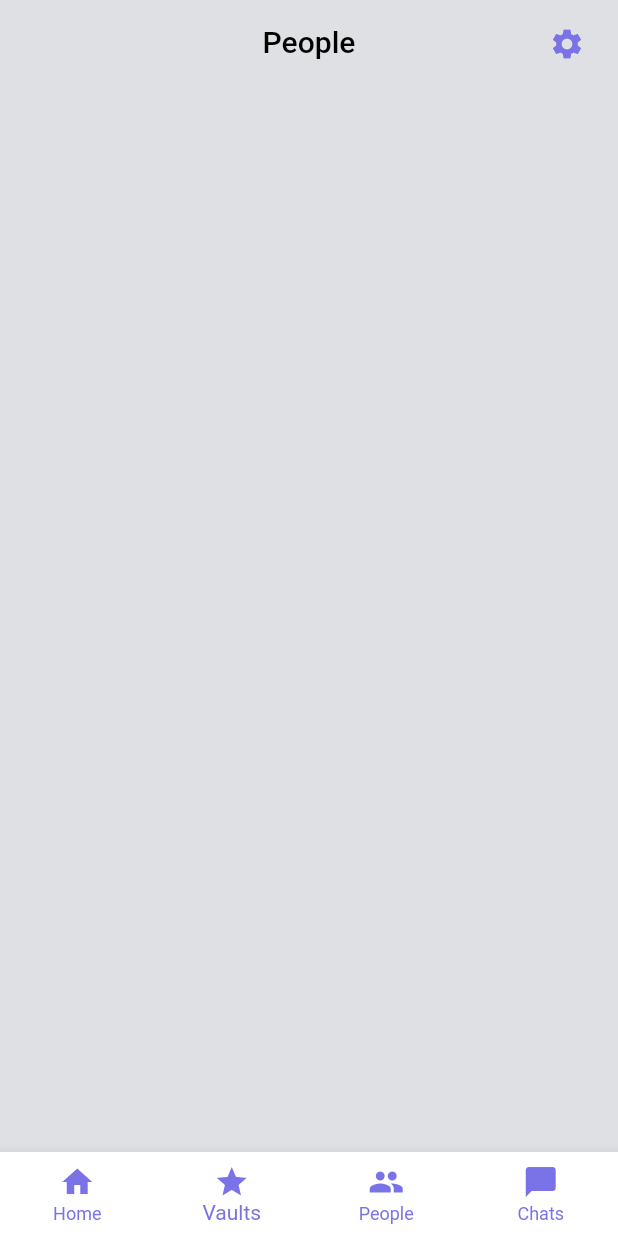
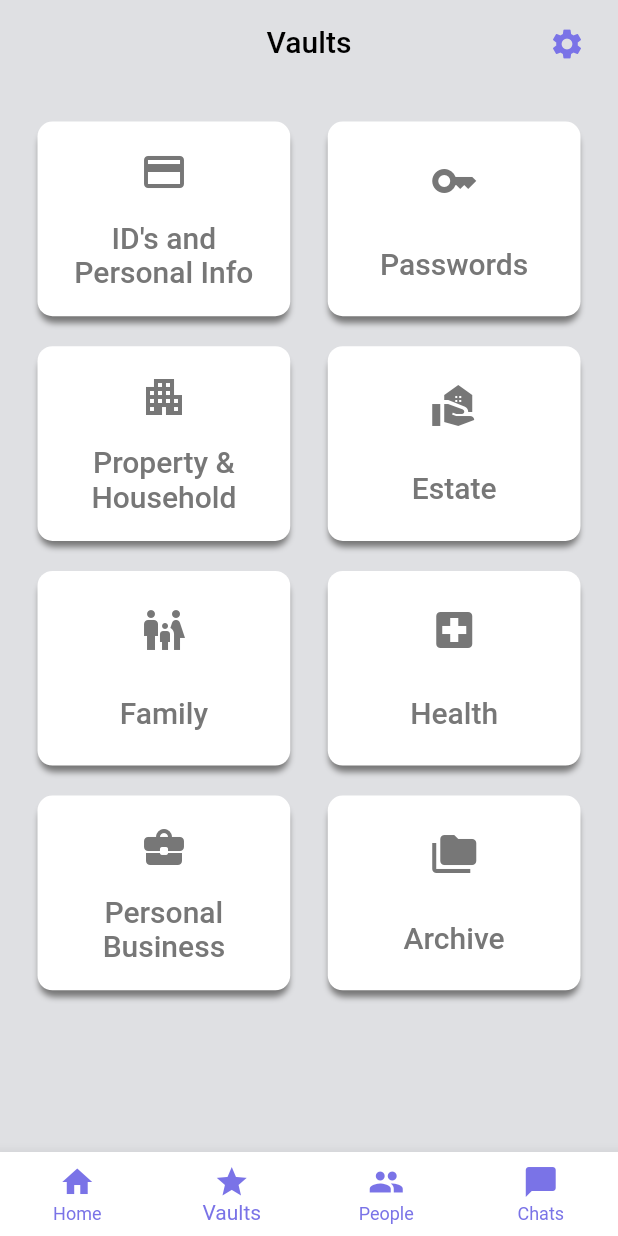
Before and after one commit to KutayYASAR/crypto_vault, a Flutter app: the pagesSelector screen opened directly, item 2 of the bottom bar chosen, on a phone screen of 412 x 824 dp. Run offline on Flutter 3.47's test engine with Material 2 defaults, Android fonts, the light colour scheme and no system bars; our stand-ins replace flutter_switch.

Commit message:
vault main screen designed

```diff
--- a/lib/Screens/_page_selector.dart
+++ b/lib/Screens/_page_selector.dart
@@ -1,7 +1,8 @@
 import 'package:crypto_vault/Screens/chats_screen.dart';
 import 'package:crypto_vault/Screens/homeScreen.dart';
 import 'package:crypto_vault/Screens/people_screen.dart';
-import 'package:crypto_vault/Screens/vaults_screen.dart';
+import 'package:crypto_vault/Screens/vaults_main_screen.dart';
+
 import 'package:crypto_vault/constants.dart';
 import 'package:flutter/material.dart';
 
@@ -17,14 +18,14 @@ class _pagesSelectorState extends State<pagesSelector> {
 
   static List<Widget> _widgetOptions = <Widget>[
     HomeScreen(),
-    VaultsScreen(),
+    VaultsMainScreen(),
     PeopleScreen(),
     ChatsScreen()
   ];
 
   static List<AppBar> _appbarOptions = <AppBar>[
     AppBarHome(),
-    AppBarPeople(),
+    AppBarVaults(),
     AppBarPeople(),
     AppBarChats(),
   ];
--- /dev/null
+++ b/lib/Screens/vaults_main_screen.dart
@@ -0,0 +1,101 @@
+
+// ignore_for_file: prefer_const_constructors, prefer_const_literals_to_create_immutables
+
+import 'package:crypto_vault/constants.dart';
+import 'package:flutter/material.dart';
+
+var cardData =[
+[Icons.credit_card,'ID\'s and Personal Info'],
+[Icons.key,'Passwords'],
+[Icons.apartment,'Property & Household'],
+[Icons.real_estate_agent,'Estate'],
+[Icons.family_restroom,'Family'],
+[Icons.local_hospital,'Health'],
+[Icons.business_center_rounded,'Personal Business'],
+[Icons.folder_copy,'Archive'],
+];
+
+AppBar AppBarVaults() {
+  return AppBar(
+    centerTitle: true,
+    elevation: 0,
+    backgroundColor: kPrimaryLightColor,
+    title: Text(
+      'Vaults',
+      style: TextStyle(color: Color.fromRGBO(0, 0, 0, 1)),
+    ),
+    actions: [
+      Padding(
+        padding: const EdgeInsets.fromLTRB(10, 9, 10, 9),
+        child: Row(
+          children: [
+            IconButton(
+                onPressed: () {},
+                icon: Icon(
+                  Icons.settings,
+                  color: kPrimaryColor,
+                )),
+          ],
+        ),
+      )
+    ],
+  );
+}
+
+class VaultsMainScreen extends StatelessWidget {
+  const VaultsMainScreen({Key? key}) : super(key: key);
+
+  @override
+  Widget build(BuildContext context) {
+    IconData? iconData = Icons.abc;
+    String? stringData = 'NULL';
+    return Row(
+      children: [
+        Expanded(
+          child: Padding(
+            padding: const EdgeInsets.only(left:25,right: 25,top: 25,bottom: 25),
+            child: GridView.builder(
+              shrinkWrap: true,
+              gridDelegate: const SliverGridDelegateWithFixedCrossAxisCount(
+                crossAxisCount: 2,
+                mainAxisSpacing: 15,
+                crossAxisSpacing: 25,
+                childAspectRatio: 160/128
+              ),
+              itemCount: cardData.length,
+              itemBuilder: (BuildContext context, int index) {
+                iconData = cardData[index][0] as IconData?;
+                stringData = cardData[index][1] as String?;
+                return InkWell(
+                  child: Padding(
+                    padding: const EdgeInsets.only(bottom: 5),
+                    child: gridElement(iconData,stringData),
+                  ),
+                  onTap: (){},
+                );
+              },
+            ),
+          ),
+        ),
+      ],
+    );
+  }
+
+  Container gridElement(IconData? icon, String? text) {
+    return Container(
+                decoration: BoxDecoration(
+                  boxShadow: [BoxShadow(color: kTextDarkColor,offset: Offset(0,5),blurRadius: 3,spreadRadius:-1)],
+                  borderRadius: BorderRadius.all(Radius.circular(10)),
+                  color: Colors.white,
+                ),
+                padding: const EdgeInsets.all(10),
+                child: Column(
+                  mainAxisAlignment: MainAxisAlignment.spaceAround,
+                  children: [
+                    Icon(icon,size: 32,color: kTextDarkColor,),
+                    Text(text.toString(),style: TextStyle(color: kTextDarkColor,fontWeight: FontWeight.w500,fontSize:20),textAlign: TextAlign.center,)
+                  ],
+                ),
+              );
+  }
+}
--- a/lib/Screens/vaults_screen.dart
+++ /dev/null
@@ -1,10 +0,0 @@
-import 'package:flutter/material.dart';
-
-class VaultsScreen extends StatelessWidget {
-  const VaultsScreen({Key? key}) : super(key: key);
-
-  @override
-  Widget build(BuildContext context) {
-    return Container();
-  }
-}
```
